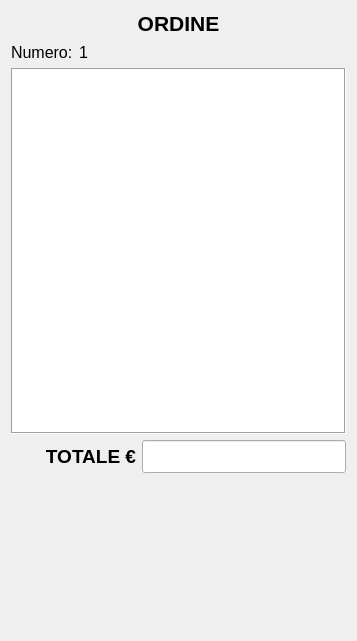
Qt form src/ordine.ui (mtonin/gestcassa) before a commit.
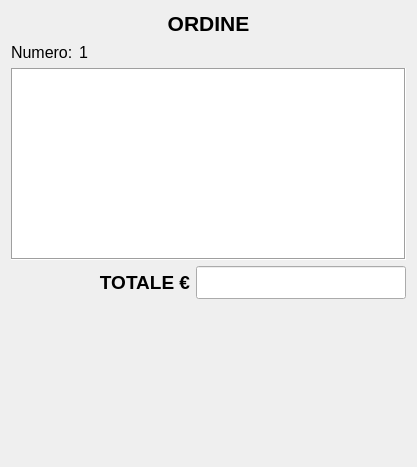
The same form after that commit. Custom widgets are drawn as their Qt base class.

Patch:
```diff
--- a/src/ordine.ui
+++ b/src/ordine.ui
@@ -6,8 +6,8 @@
    <rect>
     <x>0</x>
     <y>0</y>
-    <width>357</width>
-    <height>641</height>
+    <width>417</width>
+    <height>467</height>
    </rect>
   </property>
   <property name="sizePolicy">
```
